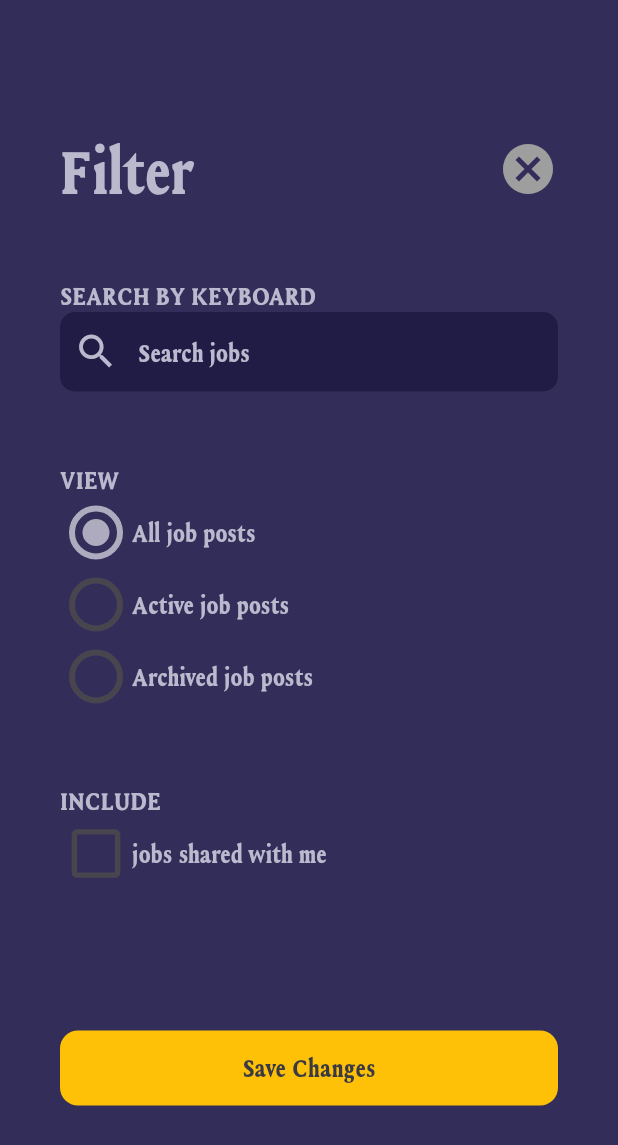
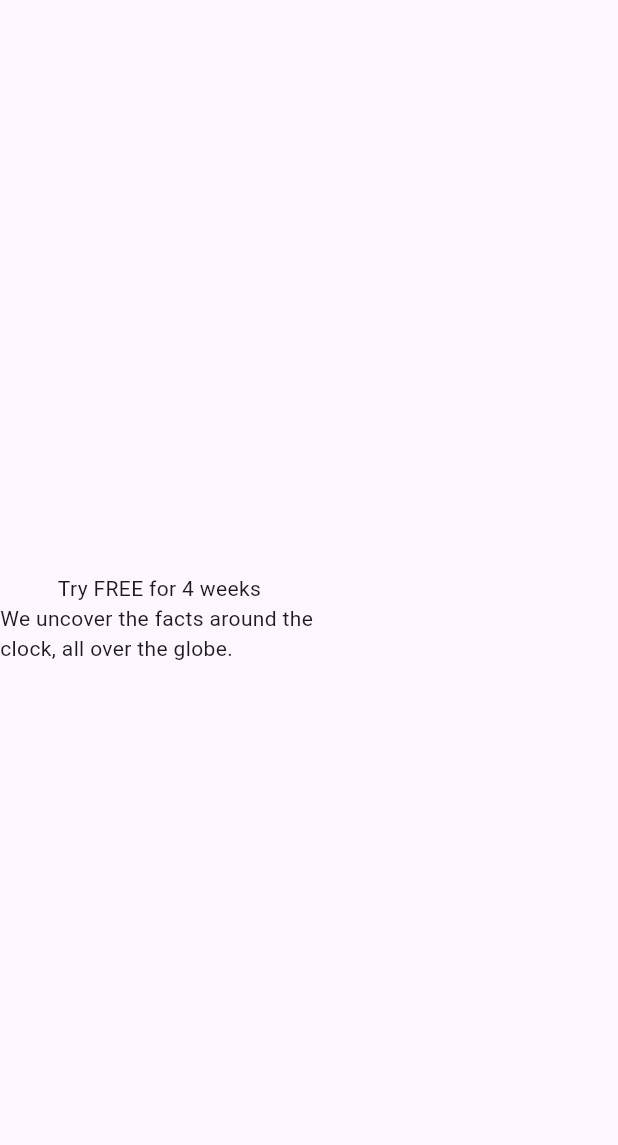
Before and after one commit to hussamburqan/flutter_ui_samples, a Flutter app: the screen it shows after launch, on a phone screen of 412 x 824 dp. Shown: the top 1145 px of the screen. Run offline on Flutter 3.47's test engine with Material 3 defaults, Android fonts, the phone set to English and light mode, and no system bars; our stand-ins replace cached_network_image, just_audio.

Commit message:
init the subscriptions sample

```diff
--- a/lib/main.dart
+++ b/lib/main.dart
@@ -1,6 +1,7 @@
 import 'package:flutter/material.dart';
 import 'package:flutter_ui_samples/filter_sample/filter_app.dart';
+import 'package:flutter_ui_samples/subscriptions_sample/subscriptions_main.dart';
 
 void main() {
-  runApp(MyAppFilter());
+  runApp(Subscriptins());
 }
--- /dev/null
+++ b/lib/subscriptions_sample/homepage_sub.dart
@@ -0,0 +1,40 @@
+import 'package:flutter/material.dart';
+
+class HomePageSub extends StatelessWidget{
+
+
+  @override
+  Widget build(BuildContext context) {
+    return Scaffold(
+      body: Column(
+        mainAxisAlignment: MainAxisAlignment.center,
+        children: [
+          Text("Try FREE for 4 weeks"),
+          Text("We uncover the facts around the \nclock, all over the globe. "),
+
+        ],
+      ),
+    );
+  }
+}
+class SubCard extends StatelessWidget{
+  final String title;
+  final String subtitle;
+
+  const SubCard({super.key, required this.title, required this.subtitle});
+
+  @override
+  Widget build(BuildContext context) {
+    return ListTile(
+      leading: Checkbox(
+        value: ,
+        onChanged: onChanged
+      ),
+      title: Text(title),
+      subtitle: Text(subtitle),
+      ,
+    );
+  }
+
+
+}
--- /dev/null
+++ b/lib/subscriptions_sample/subscriptions_main.dart
@@ -0,0 +1,13 @@
+import 'package:flutter/material.dart';
+import 'package:flutter_ui_samples/subscriptions_sample/homepage_sub.dart';
+
+class Subscriptins extends StatelessWidget {
+  @override
+  Widget build(BuildContext context) {
+    return MaterialApp(
+      home: HomePageSub(),
+    );
+  }
+
+
+}
```
